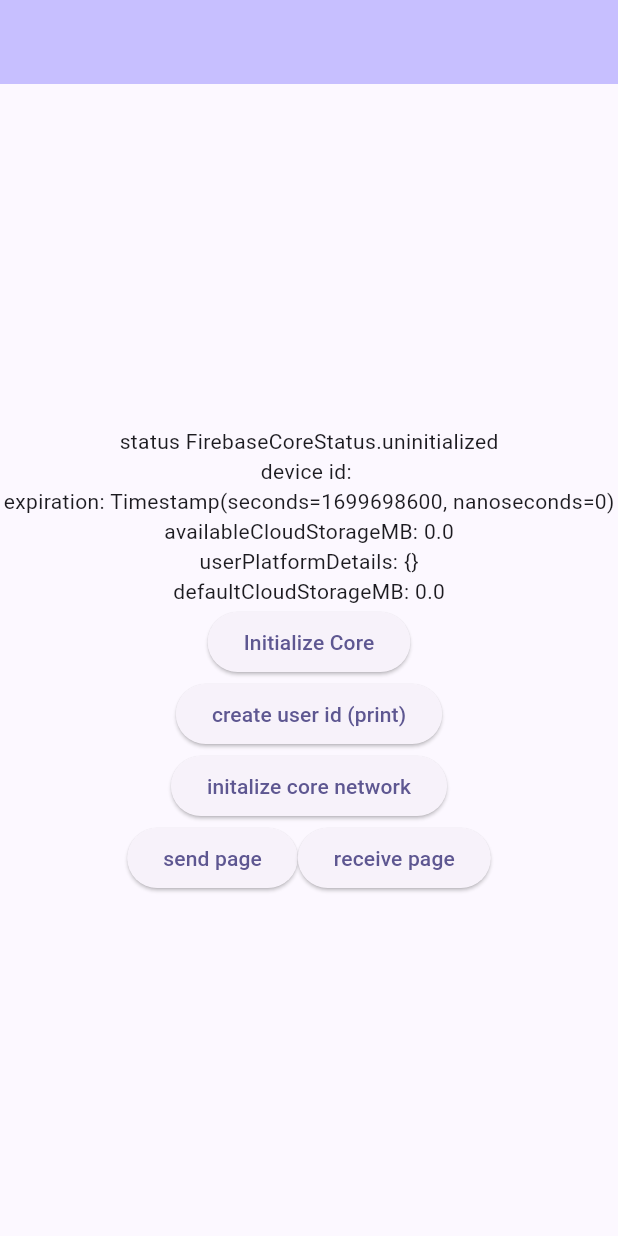
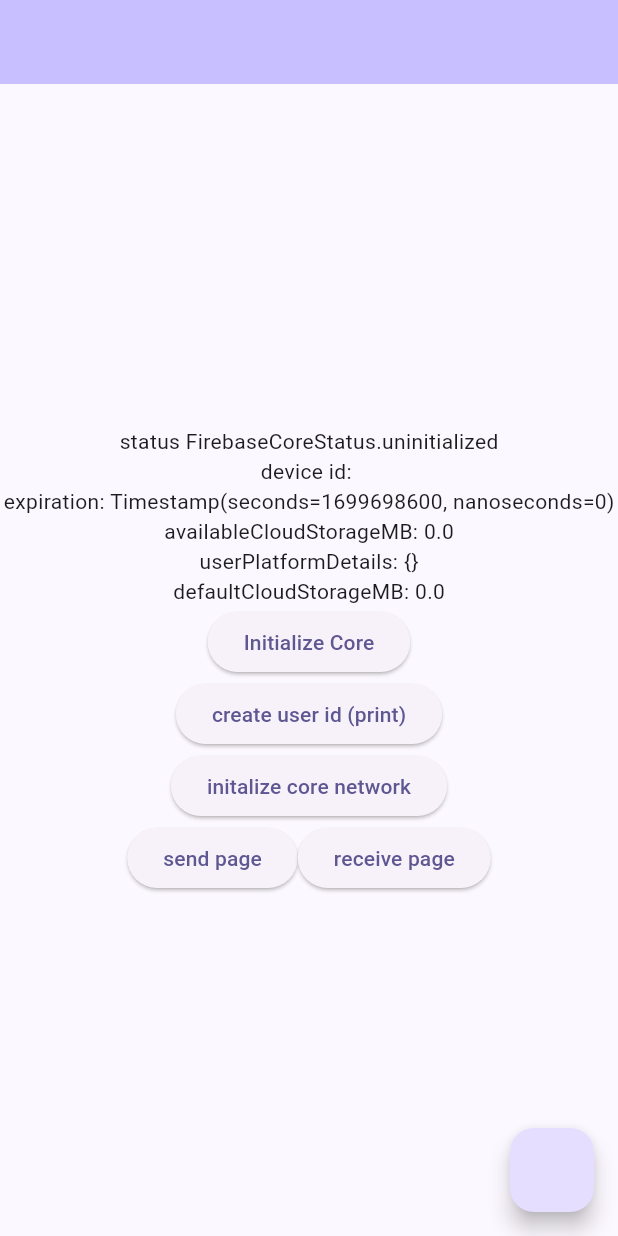
Before and after one commit to CanArslanDev/flutter_transfer_app_core, a Flutter app: the screen it shows after launch, on a phone screen of 412 x 824 dp. Run offline on Flutter 3.47's test engine with Material 2 defaults, Android fonts, the phone set to English and light mode, and no system bars; our stand-ins replace cloud_firestore, device_info_plus, firebase_core, flutter_bloc, flutter_secure_storage; missing offline and left inert: flutter_udid, ntp; accounts and stored records are empty.

Commit message:
modified:   .flutter-plugins-dependencies 	modified:   lib/core/bloc/send_file/send_file_bloc.dart 	modified:   lib/core/bloc/send_file/send_file_model.dart 	modified:   lib/send_page.dart 	modified:   lib/test_page.dart 	new file:   lib/utils/receive_top_bar.dart

```diff
--- a/lib/core/bloc/send_file/send_file_bloc.dart
+++ b/lib/core/bloc/send_file/send_file_bloc.dart
@@ -1,8 +1,8 @@
 import 'dart:async';
 
 import 'package:flutter_bloc/flutter_bloc.dart';
+import 'package:flutter_fast_transfer_firebase_core/core/bloc/send_file/send_file_model.dart';
 import 'package:flutter_fast_transfer_firebase_core/core/bloc/send_file/send_file_request_enum.dart';
-import 'package:flutter_fast_transfer_firebase_core/core/bloc/send_file/send_file_model.dart';
 import 'package:flutter_fast_transfer_firebase_core/core/bloc/send_file/send_file_uploading_enum.dart';
 import 'package:flutter_fast_transfer_firebase_core/core/firebase_core.dart';
 
--- a/lib/core/bloc/send_file/send_file_model.dart
+++ b/lib/core/bloc/send_file/send_file_model.dart
@@ -1,5 +1,5 @@
+import 'package:flutter_fast_transfer_firebase_core/core/bloc/send_file/send_file_request_enum.dart';
 import 'package:flutter_fast_transfer_firebase_core/core/bloc/send_file/send_file_uploading_enum.dart';
-import 'package:flutter_fast_transfer_firebase_core/core/bloc/send_file/send_file_request_enum.dart';
 
 class FirebaseSendFileModel {
   FirebaseSendFileModel({
--- a/lib/test_page.dart
+++ b/lib/test_page.dart
@@ -8,6 +8,7 @@
 import 'package:flutter_fast_transfer_firebase_core/core/user/user_model.dart';
 import 'package:flutter_fast_transfer_firebase_core/send_page.dart';
 import 'package:flutter_fast_transfer_firebase_core/utils/multi_2_bloc_builder.dart';
+import 'package:flutter_fast_transfer_firebase_core/utils/receive_top_bar.dart';
 
 class TestPage extends StatelessWidget {
   const TestPage({super.key});
@@ -15,6 +16,9 @@
   @override
   Widget build(BuildContext context) {
     return Scaffold(
+      floatingActionButton: const FloatingActionButton(
+        onPressed: InAppNotifications.receiveTopBar,
+      ),
       appBar: AppBar(
         backgroundColor: Theme.of(context).colorScheme.inversePrimary,
       ),
@@ -56,24 +60,23 @@
                 Row(
                   mainAxisAlignment: MainAxisAlignment.center,
                   children: [
-
                     ElevatedButton(
                       onPressed: () async {
                         await Navigator.push(
                           context,
-    MaterialPageRoute<dynamic>(builder: (context) => const SendPage()),
+                          MaterialPageRoute<dynamic>(
+                            builder: (context) => const SendPage(),
+                          ),
                         );
-
                       },
                       child: const Text('send page'),
                     ),
                     ElevatedButton(
-                  onPressed: () async {
-                  },
+                      onPressed: () async {},
                       child: const Text('receive page'),
                     ),
                   ],
-                )
+                ),
               ],
             );
           },
--- /dev/null
+++ b/lib/utils/receive_top_bar.dart
@@ -0,0 +1,171 @@
+import 'dart:async';
+
+import 'package:flutter/material.dart';
+import 'package:flutter_fast_transfer_firebase_core/service/navigation_service.dart';
+
+class InAppNotifications {
+  static Widget get _widget => Card(
+        elevation: 0,
+        margin: const EdgeInsets.symmetric(vertical: 40, horizontal: 10),
+        shape: RoundedRectangleBorder(
+          borderRadius: BorderRadius.circular(20),
+        ),
+        child: Container(
+          padding: const EdgeInsets.only(top: 15, left: 15, right: 15),
+          height: 160,
+          width: 600,
+          decoration: BoxDecoration(
+            color: Colors.white,
+            borderRadius: BorderRadius.circular(20),
+            boxShadow: [
+              BoxShadow(
+                color: Colors.black.withOpacity(0.1),
+                blurRadius: 20,
+                spreadRadius: 1,
+              ),
+            ],
+          ),
+          child: Column(
+            children: [
+              Row(
+                mainAxisAlignment: MainAxisAlignment.spaceBetween,
+                children: [
+                  const Column(
+                    crossAxisAlignment: CrossAxisAlignment.start,
+                    children: [
+                      Text(
+                        'User Name',
+                        style: TextStyle(
+                          fontWeight: FontWeight.bold,
+                          fontSize: 20,
+                        ),
+                      ),
+                      Text('Want to send transfer'),
+                    ],
+                  ),
+                  CircleAvatar(
+                    backgroundColor: Colors.blue.shade500,
+                    radius: 22,
+                  ),
+                ],
+              ),
+              Padding(
+                padding: const EdgeInsets.only(top: 25, left: 5, right: 5),
+                child: Row(
+                  mainAxisAlignment: MainAxisAlignment.spaceBetween,
+                  children: [
+                    InkWell(
+                      onTap: () {
+                        Navigator.of(
+                          NavigationService.navigatorKey.currentContext!,
+                        ).pop();
+                      },
+                      child: Container(
+                        padding: const EdgeInsets.symmetric(
+                          horizontal: 10,
+                          vertical: 8,
+                        ),
+                        decoration: const BoxDecoration(
+                          color: Colors.red,
+                          shape: BoxShape.circle,
+                        ),
+                        child: const Icon(
+                          Icons.close,
+                          color: Colors.white,
+                          size: 35,
+                        ),
+                      ),
+                    ),
+                    Padding(
+                      padding: const EdgeInsets.only(top: 8),
+                      child: Row(
+                        children: [
+                          const Icon(Icons.alarm),
+                          Text(
+                            'Go to Send Page',
+                            style: TextStyle(color: Colors.grey.shade800),
+                          ),
+                        ],
+                      ),
+                    ),
+                    InkWell(
+                      onTap: () {
+                        Navigator.of(
+                          NavigationService.navigatorKey.currentContext!,
+                        ).pop();
+                      },
+                      child: Container(
+                        padding: const EdgeInsets.symmetric(
+                          horizontal: 10,
+                          vertical: 8,
+                        ),
+                        decoration: BoxDecoration(
+                          color: Colors.lightBlue.shade400,
+                          shape: BoxShape.circle,
+                        ),
+                        child: const Icon(
+                          Icons.check,
+                          color: Colors.white,
+                          size: 35,
+                        ),
+                      ),
+                    ),
+                  ],
+                ),
+              ),
+              Padding(
+                padding: const EdgeInsets.only(top: 10),
+                child: Center(
+                  child: Container(
+                    width: 40,
+                    height: 3,
+                    decoration: BoxDecoration(
+                      color: Colors.grey,
+                      borderRadius: BorderRadius.circular(10),
+                    ),
+                  ),
+                ),
+              ),
+            ],
+          ),
+        ),
+      );
+  static void receiveTopBar() {
+    var isDialogOpen = false;
+    showGeneralDialog(
+      barrierLabel: 'Label',
+      barrierDismissible: true,
+      barrierColor: Colors.transparent,
+      transitionDuration: const Duration(milliseconds: 700),
+      context: NavigationService.navigatorKey.currentContext!,
+      pageBuilder: (context, anim1, anim2) {
+        return GestureDetector(
+          onVerticalDragUpdate: (dragUpdateDetails) {
+            Navigator.of(context).pop(true);
+          },
+          child: Column(
+            children: [const SizedBox(height: 20), _widget],
+          ),
+        );
+      },
+      transitionBuilder: (context, anim1, anim2, child) {
+        return SlideTransition(
+          position: anim1.drive(
+            Tween(begin: const Offset(0, -2), end: Offset.zero).chain(
+              CurveTween(curve: Curves.fastLinearToSlowEaseIn),
+            ),
+          ),
+          child: child,
+        );
+      },
+    ).then((value) {
+      isDialogOpen = true;
+    });
+
+    Timer(const Duration(seconds: 5), () {
+      if (!isDialogOpen) {
+        Navigator.of(NavigationService.navigatorKey.currentContext!).pop();
+      }
+    });
+  }
+}
```
Also changed, not shown: lib/send_page.dart (+7 -6 lines), 1 other file. Lines whose indentation alone changed are shown as unchanged.
